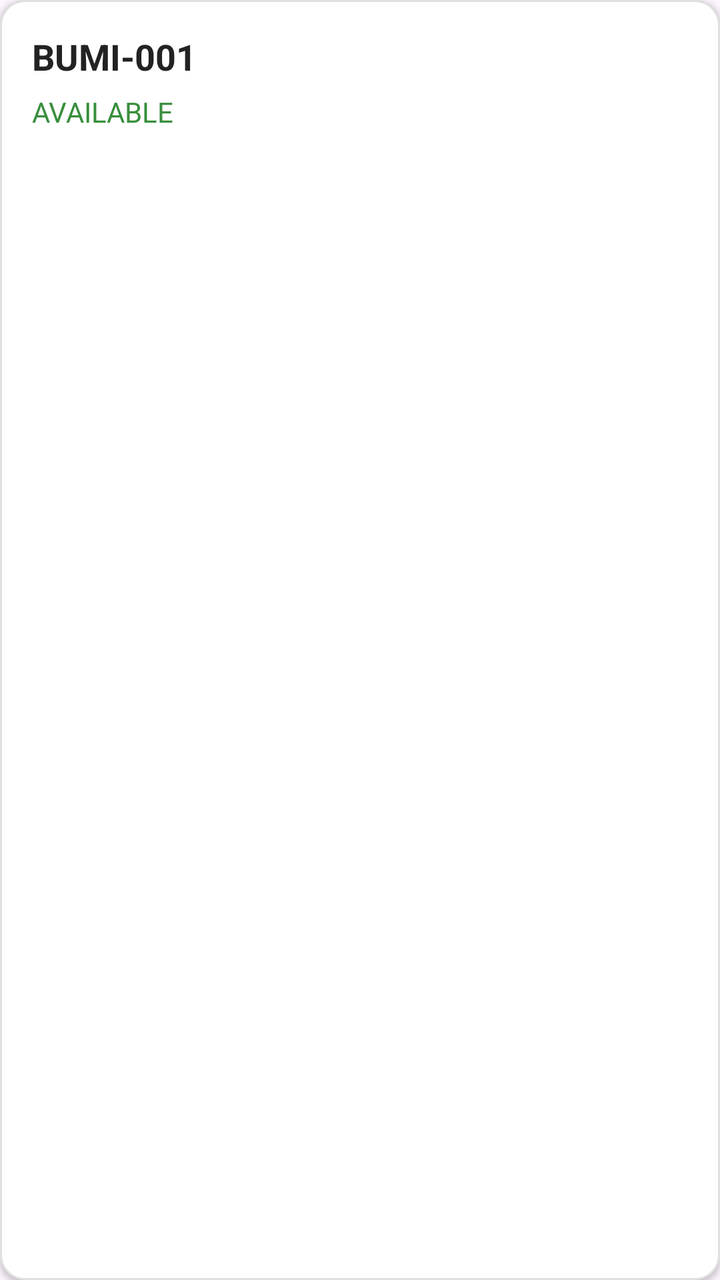
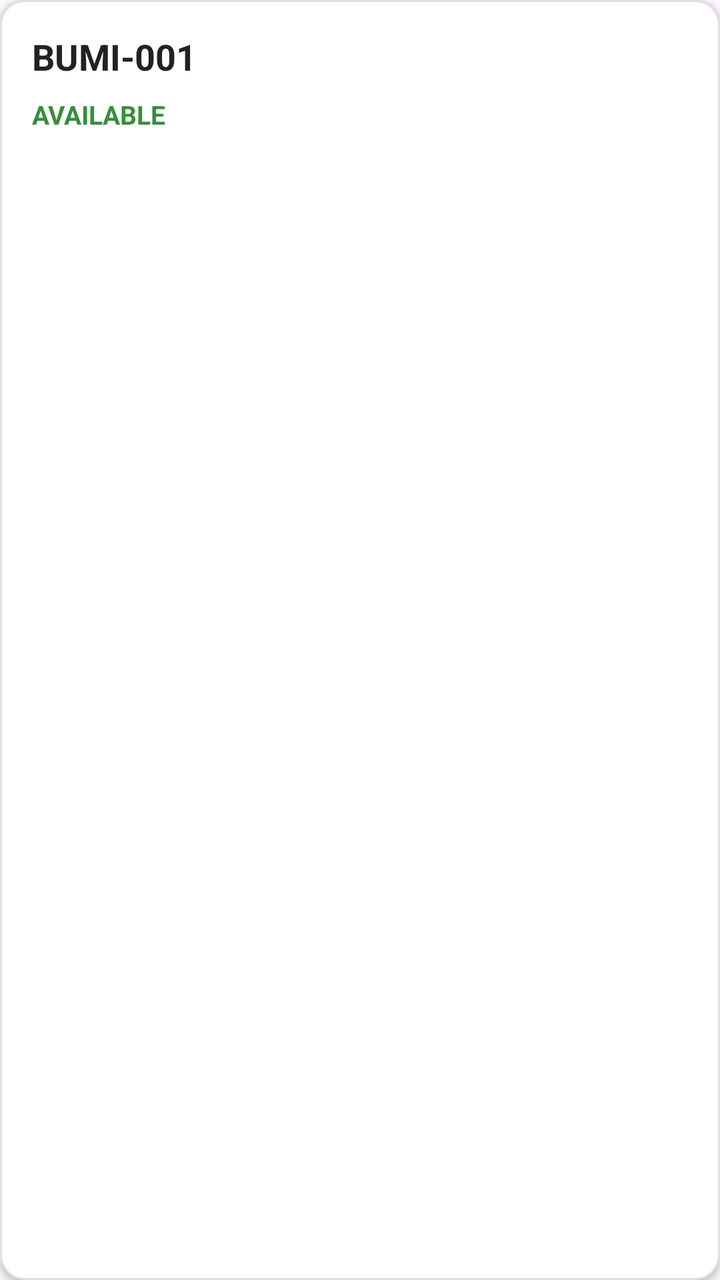

Screens rendered from an Android XML layout before and after an edit, with the pre-edit source and the edit as a unified diff.
<!-- AndroidManifest.xml: application theme Theme.Libri -->
<!-- res/layout/item_book.xml -->
<?xml version="1.0" encoding="utf-8"?>
<LinearLayout xmlns:android="http://schemas.android.com/apk/res/android"
    android:layout_width="match_parent"
    android:layout_height="wrap_content"
    android:layout_marginHorizontal="16dp"
    android:layout_marginVertical="6dp"
    android:background="@drawable/item_book_background"
    android:elevation="2dp"
    android:orientation="vertical"
    android:padding="16dp">

    <TextView
        android:id="@+id/tvBookCode"
        android:layout_width="wrap_content"
        android:layout_height="wrap_content"
        android:text="BUMI-001"
        android:textColor="#222222"
        android:textSize="18sp"
        android:textStyle="bold" />

    <TextView
        android:id="@+id/tvBookStatus"
        android:layout_width="wrap_content"
        android:layout_height="wrap_content"
        android:layout_marginTop="6dp"
        android:text="AVAILABLE"
        android:textColor="#388E3C"
        android:textSize="14sp" />

</LinearLayout>
<!-- resources referenced by this layout -->
<resources>
  <!-- drawable item_book_background (drawable) -->
  <?xml version="1.0" encoding="utf-8"?>
  <shape xmlns:android="http://schemas.android.com/apk/res/android"
      android:shape="rectangle">
  
      <solid android:color="@android:color/white" />
  
      <corners android:radius="12dp" />
  
      <stroke
          android:width="1dp"
          android:color="#E0E0E0" />
  
  </shape>
  <style name="Theme.Libri" parent="Base.Theme.Libri" />
  <style name="Base.Theme.Libri" parent="Theme.Material3.DayNight.NoActionBar">
          
          
      </style>
</resources>

<!-- the commit's change to res/layout/item_book.xml (unified diff, before → after) -->
@@ -22,9 +22,10 @@
         android:id="@+id/tvBookStatus"
         android:layout_width="wrap_content"
         android:layout_height="wrap_content"
-        android:layout_marginTop="6dp"
+        android:layout_marginTop="8dp"
         android:text="AVAILABLE"
         android:textColor="#388E3C"
-        android:textSize="14sp" />
+        android:textSize="13sp"
+        android:textStyle="bold" />
 
 </LinearLayout>
